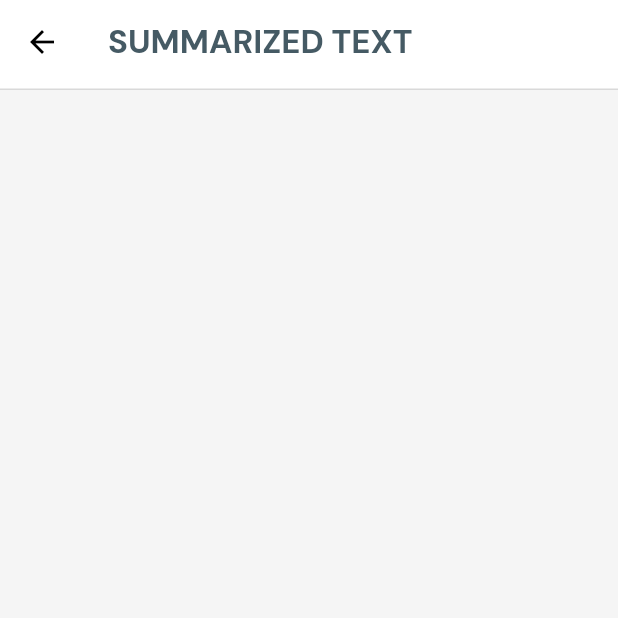
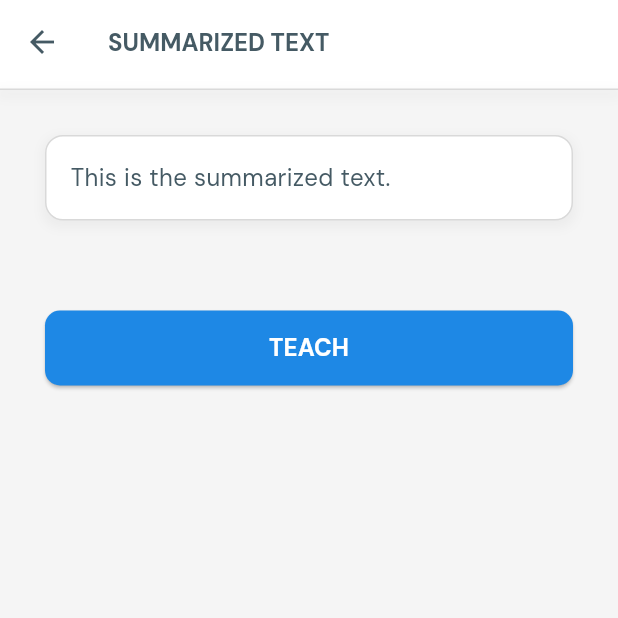
Before and after one commit to benson09121/insightify, a Flutter app: the Summarized screen opened by its route, on a phone screen of 412 x 824 dp, the top half of it. Run offline on Flutter 3.47's test engine with Material 3 defaults, Android fonts, the light colour scheme and no system bars; our stand-ins replace firebase_auth, firebase_core, google_fonts, google_sign_in; accounts and stored records are empty.

Commit message:
add record, add summarized

```diff
--- a/lib/main.dart
+++ b/lib/main.dart
@@ -6,6 +6,7 @@ import 'package:rcbg_real/pages/home.dart';
 import 'package:rcbg_real/pages/login.dart';
 import 'package:rcbg_real/pages/scan.dart';
 import 'package:rcbg_real/pages/summarized.dart';
+import 'package:rcbg_real/pages/record.dart';
 
 void main() async {
   WidgetsFlutterBinding.ensureInitialized();
@@ -52,13 +53,14 @@ class MyApp extends StatelessWidget {
       theme: lightmode,
       darkTheme: darkmode,
       // home: const MyHomePage(title: 'Flutter Demo Home Page'),
-      initialRoute: '/auth',
+      initialRoute: '/home',
       routes: {
         '/auth': (context) => const Auth(),
         '/login': (context) => const Login(),
         '/home': (context) => const Home(),
         '/scan': (context) => const Scan(),
         '/summarized': (context) => const Summarized(),
+        '/record': (context) => const Record(),
       },
     );
   }
--- a/lib/pages/summarized.dart
+++ b/lib/pages/summarized.dart
@@ -26,22 +26,139 @@ class _SummarizedState extends State<Summarized> {
 
     return Scaffold(
       appBar: AppBar(
-        title: Text('SUMMARIZED TEXT',
+        title: Text(
+          'SUMMARIZED TEXT',
           style: GoogleFonts.dmSans(
             fontWeight: FontWeight.bold,
             color: Color(0xFF455A64),
+            fontSize: 16.0,
           ),
         ),
-        actions: [
-        ],
+        iconTheme: IconThemeData(
+          color: Color(0xFF455A64), // Change this to your desired color
+        ),
+        actions: [],
         bottom: PreferredSize(
           preferredSize: Size.fromHeight(4.0),
           child: Container(
-            color: Color(0xFFD9D9D9),
+            decoration: BoxDecoration(
+              color: Color(0xFFD9D9D9),
+              boxShadow: [
+                BoxShadow(
+                  color: Colors.grey.withOpacity(0.1),
+                  spreadRadius: 2,
+                  blurRadius: 5,
+                  offset: Offset(0, 3), // changes position of shadow
+                ),
+              ],
+            ),
             height: 1.0,
           ),
         ),
       ),
+      body: ListView(
+        children: [
+          Padding(
+            padding: const EdgeInsets.all(30.0),
+            child: Container(
+              decoration: BoxDecoration(
+                color: Colors.white,
+                borderRadius: BorderRadius.circular(12.0),
+                border: Border.all(
+                  color: Color(0xFFD9D9D9),
+                  width: 1.0,
+                ),
+                boxShadow: [
+                  BoxShadow(
+                    color: Colors.grey.withOpacity(0.1),
+                    spreadRadius: 2,
+                    blurRadius: 5,
+                    offset: Offset(0, 3), // changes position of shadow
+                  ),
+                ],
+              ),
+              padding: const EdgeInsets.all(16.0),
+              child: Text(
+                'This is the summarized text.',
+                style: GoogleFonts.dmSans(
+                  fontWeight: FontWeight.normal,
+                  color: Color(0xFF455A64),
+                  fontSize: 16.0,
+                ),
+              ),
+            ),
+          ),
+          Padding(
+            padding: EdgeInsets.all(30.0),
+            child: ElevatedButton(
+              onPressed: () {
+                showDialog(
+                  context: context,
+                  builder: (BuildContext context) {
+                    return AlertDialog(
+                      title: Text(
+                        'Confirmation',
+                        style: GoogleFonts.dmSans(
+                          fontWeight: FontWeight.bold,
+                          color: Color(0xFF455A64), // Change this to your desired color
+                        ),
+                      ),
+                      content: Text(
+                        'Do you want to proceed?',
+                        style: GoogleFonts.dmSans(
+                          fontWeight: FontWeight.normal,
+                          color: Color(0xFF455A64), // Change this to your desired color
+                        ),
+                      ),
+                      actions: [
+                        TextButton(
+                          onPressed: () {
+                            Navigator.of(context).pop();
+                          },
+                          child: Text(
+                            'Cancel',
+                            style: GoogleFonts.dmSans(
+                              fontWeight: FontWeight.bold,
+                              color: Colors.red, // Change this to your desired color
+                            ),
+                          ),
+                        ),
+                        TextButton(
+                          onPressed: () {
+                            Navigator.pushNamed(context, '/record');
+                          },
+                          child: Text(
+                            'Proceed',
+                            style: GoogleFonts.dmSans(
+                              fontWeight: FontWeight.bold,
+                              color: Colors.green, // Change this to your desired color
+                            ),
+                          ),
+                        ),
+                      ],
+                    );
+                  },
+                );
+              },
+              style: ElevatedButton.styleFrom(
+                backgroundColor: Color(0xFF1E88E5),
+                minimumSize: Size(double.infinity, 50),
+                shape: RoundedRectangleBorder(
+                  borderRadius: BorderRadius.circular(10.0), // Add rounded edges
+                ),
+              ),
+              child: Text(
+                'TEACH',
+                style: GoogleFonts.dmSans(
+                  fontWeight: FontWeight.bold,
+                  color: Colors.white,
+                  fontSize: 16.0,
+                ),
+              ),
+            ),
+          ),
+        ],
+      ),
     );
   }
 }
```
Also changed, not shown: lib/pages/home.dart (+21 -1 lines), lib/pages/record.dart (added, +75 -0 lines).
